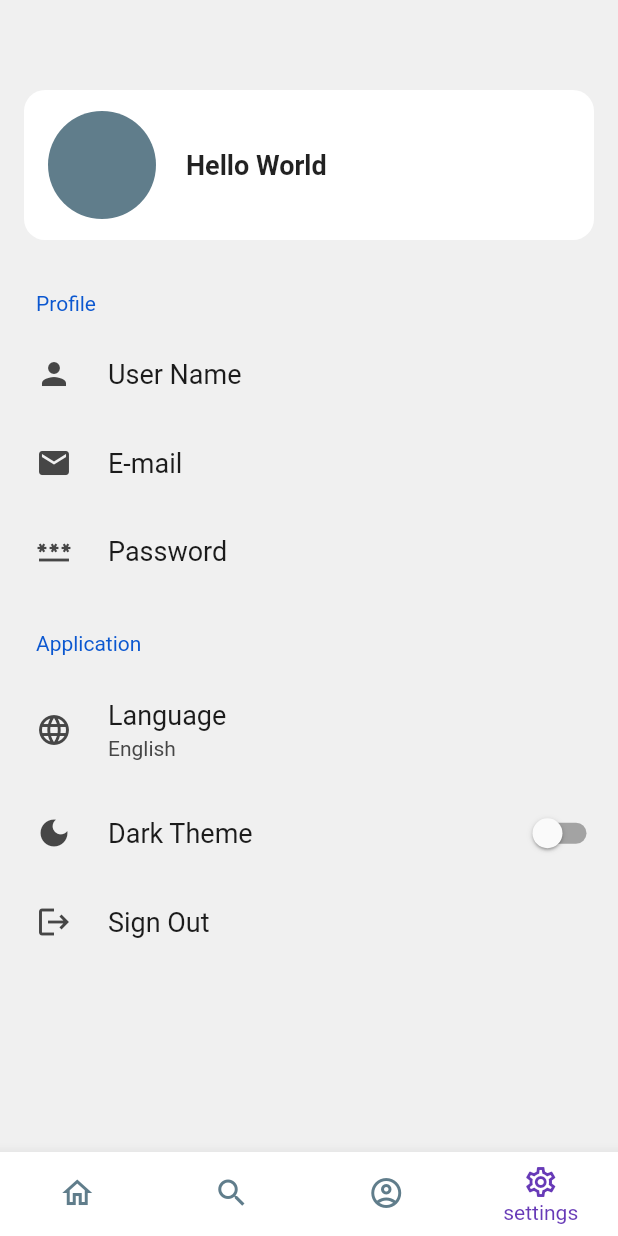
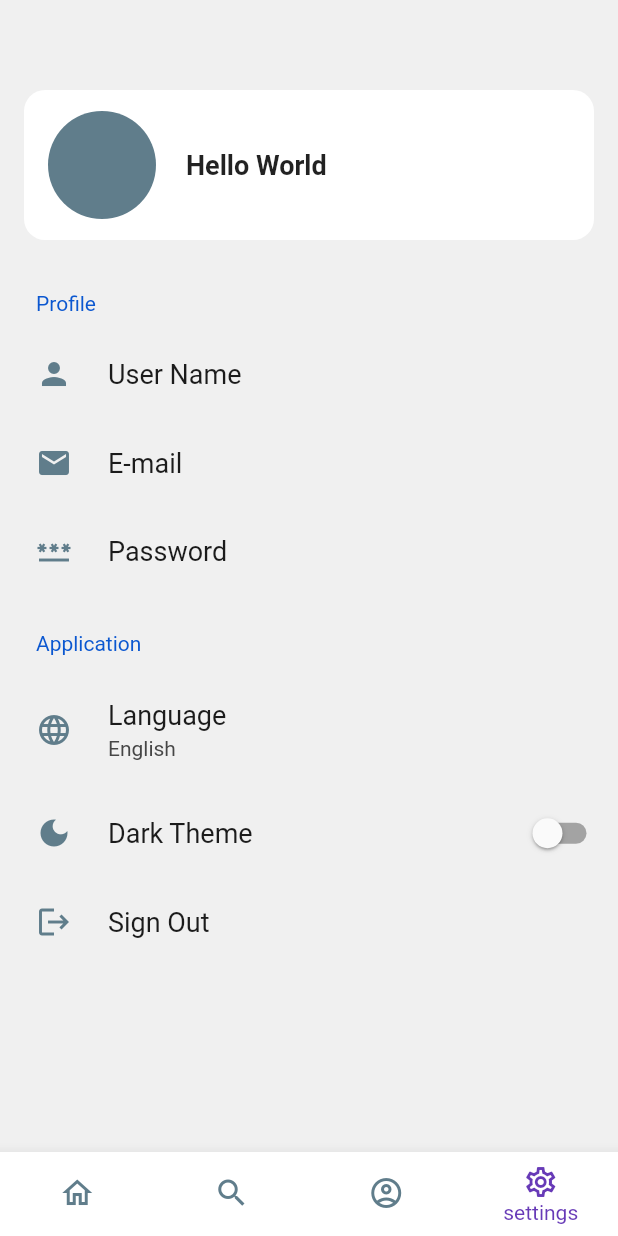
Before and after one commit to 21solclaro/comic-log-app, a Flutter app: the screen it shows after launch, item 4 of the bottom bar chosen, on a phone screen of 412 x 824 dp. Run offline on Flutter 3.47's test engine with Material 2 defaults, Android fonts, the phone set to English and light mode, and no system bars; drawn by our look-alikes of settings_ui; our stand-ins replace cloud_firestore, firebase_core, flutter_rating_bar, flutter_riverpod, freezed_annotation, percent_indicator; accounts and stored records are empty.

Commit message:
update: テーマの修正と不要コードの削除

```diff
--- a/lib/constants/theme_data.dart
+++ b/lib/constants/theme_data.dart
@@ -12,12 +12,22 @@ final ThemeData lightThemeData = ThemeData.light().copyWith(
     unselectedItemColor: iconGrey,
     showUnselectedLabels: false,
   ),
-    cardTheme: CardTheme(color: lForegroundColor));
+  cardTheme: CardTheme(color: lForegroundColor),
+  listTileTheme: ListTileThemeData(iconColor: iconGrey),
+  tabBarTheme: TabBarTheme(
+      indicator: BoxDecoration(
+        border: Border(bottom: BorderSide(color: lMainColor, width: 3)),
+      ),
+      labelColor: lMainColor,
+      labelStyle: const TextStyle(fontWeight: FontWeight.bold),
+      unselectedLabelStyle: const TextStyle(fontWeight: FontWeight.normal),
+      unselectedLabelColor: Colors.blueGrey),
+);
 
 final ThemeData darkThemeData = ThemeData.dark().copyWith(
   scaffoldBackgroundColor: dBackgroundColor,
   appBarTheme: AppBarTheme(
-        iconTheme: IconThemeData(color: dMainColor),
+      actionsIconTheme: IconThemeData(color: dMainColor),
       backgroundColor: dForegroundColor),
   bottomNavigationBarTheme: BottomNavigationBarThemeData(
     backgroundColor: dForegroundColor,
@@ -25,4 +35,14 @@ final ThemeData darkThemeData = ThemeData.dark().copyWith(
     unselectedItemColor: iconGrey,
     showUnselectedLabels: false,
   ),
-    cardTheme: CardTheme(color: dForegroundColor));
+  cardTheme: CardTheme(color: dForegroundColor),
+  listTileTheme: ListTileThemeData(iconColor: iconGrey),
+  tabBarTheme: TabBarTheme(
+      indicator: BoxDecoration(
+        border: Border(bottom: BorderSide(color: dMainColor, width: 3)),
+      ),
+      labelColor: dMainColor,
+      labelStyle: const TextStyle(fontWeight: FontWeight.bold),
+      unselectedLabelStyle: const TextStyle(fontWeight: FontWeight.normal),
+      unselectedLabelColor: Colors.blueGrey),
+);
--- a/lib/pages/setting_page.dart
+++ b/lib/pages/setting_page.dart
@@ -12,6 +12,14 @@ class SettingPage extends ConsumerWidget {
     final isDarkTheme = ref.watch(isDarkThemeProvider);
 
     return SettingsList(
+      lightTheme: SettingsThemeData(
+        leadingIconsColor: iconGrey,
+        trailingTextColor: iconGrey,
+      ),
+      darkTheme: SettingsThemeData(
+        leadingIconsColor: iconGrey,
+        trailingTextColor: iconGrey,
+      ),
       contentPadding: const EdgeInsets.only(top: 60),
       sections: [
         CustomSettingsSection(
@@ -67,6 +75,7 @@ class SettingPage extends ConsumerWidget {
             ),
             SettingsTile.switchTile(
               initialValue: isDarkTheme,
+              activeSwitchColor: dMainColor,
               onToggle: (value) {
                 if (value) {
                   ref.read(themeModeProvider.notifier).state = ThemeMode.dark;
--- a/lib/widgets/tabs/chapters_tab.dart
+++ b/lib/widgets/tabs/chapters_tab.dart
@@ -31,7 +31,6 @@ class ChapterCard extends ConsumerWidget {
   @override
   Widget build(BuildContext context, WidgetRef ref) {
     return ListTile(
-      tileColor: Colors.white,
       leading: Text('${chapter.volume}話'),
       title: Text(chapter.chapterTitle),
       trailing: chapter.chapterReadState.stateTag,
```
Also changed, not shown: lib/pages/home_page.dart (+6 -2 lines), lib/widgets/comic_tab_bar.dart (+0 -7 lines). Lines whose indentation alone changed are shown as unchanged.
